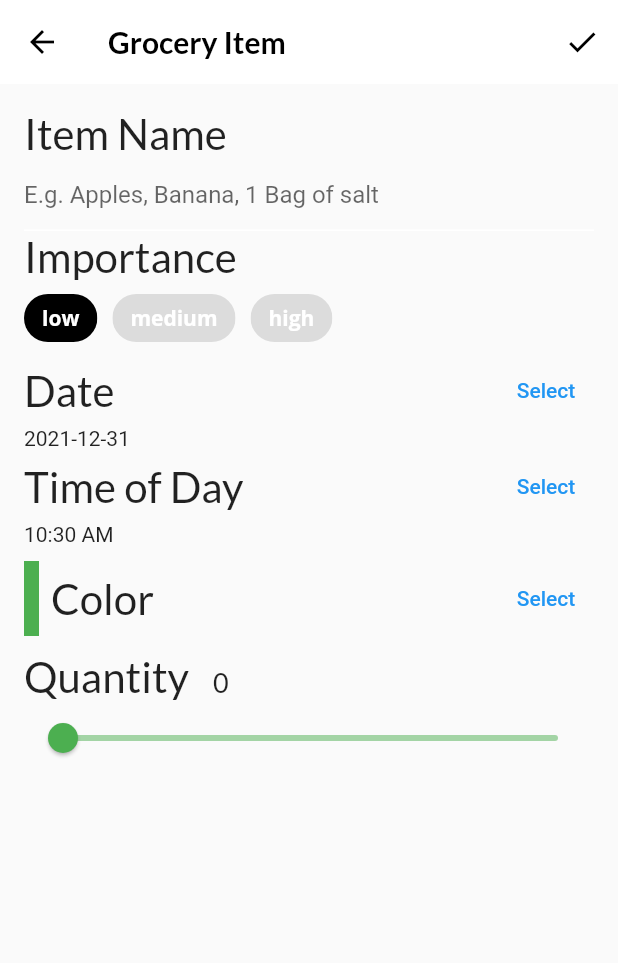
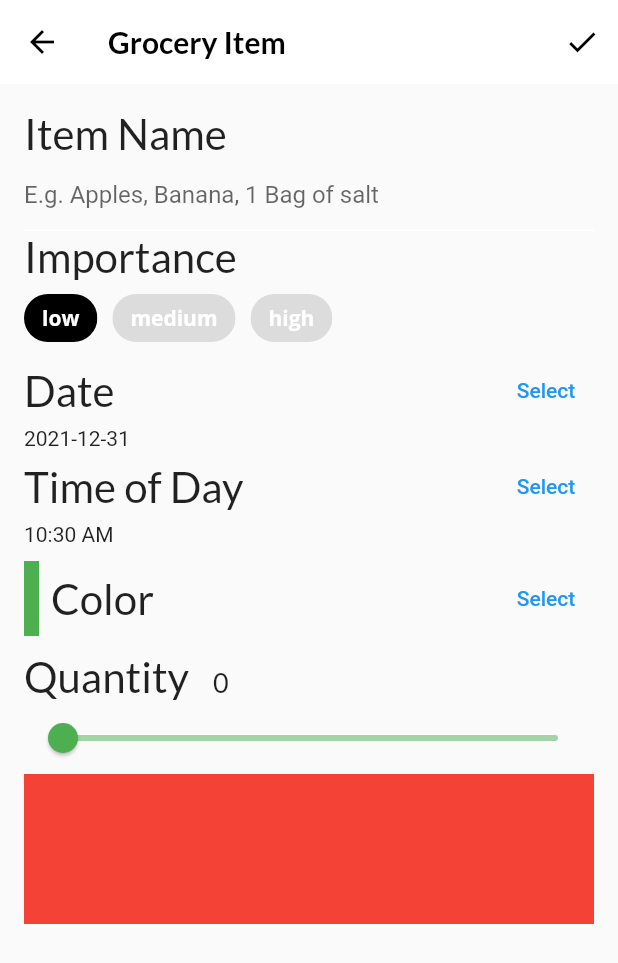
Before and after one commit to Thae00/fooderlich, a Flutter app: the screen it shows after launch, item 3 of the bottom bar chosen, after a tap on the "add" icon, on a phone screen of 412 x 824 dp. Shown: the top 963 px of the screen. Run offline on Flutter 3.47's test engine with Material 2 defaults, Android fonts, the phone set to English and light mode, and no system bars; our stand-ins replace flutter_colorpicker, google_fonts.

Commit message:
creating grocery title

```diff
--- a/lib/components/components.dart
+++ b/lib/components/components.dart
@@ -8,3 +8,4 @@
 export 'friend_post_list_view.dart';
 export 'recipe_thumbnail.dart';
 export 'recipes_grid_view.dart';
+export 'grocery_title.dart';
--- /dev/null
+++ b/lib/components/grocery_title.dart
@@ -0,0 +1,26 @@
+import 'package:flutter/material.dart';
+import 'package:fooderlich/models/grocery_item.dart';
+
+class GroceryTitle extends StatelessWidget {
+  final GroceryItem item;
+  final Function(bool?)? onComplete;
+  final TextDecoration textDecoration;
+
+  GroceryTitle({
+    required this.item,
+    this.onComplete,
+  }) : textDecoration =
+            item.isComplete ? TextDecoration.lineThrough : TextDecoration.none;
+  @override
+  Widget build(BuildContext context) {
+    // Change this widget
+    return Container(
+      height: 100,
+      // Replace this color
+      color: Colors.red,
+    );
+  }
+  //Add BuildImportance()
+  //Add buildDate()
+  //Add buildCheckbox()
+}
--- a/lib/screens/grocery_item_screen.dart
+++ b/lib/screens/grocery_item_screen.dart
@@ -1,5 +1,6 @@
 import 'package:flutter/material.dart';
 import 'package:flutter_colorpicker/flutter_colorpicker.dart';
+import 'package:fooderlich/components/components.dart';
 import 'package:fooderlich/models/grocery_item.dart';
 import 'package:google_fonts/google_fonts.dart';
 import 'package:intl/intl.dart';
@@ -102,6 +103,22 @@
             ),
             buildQuantityField(),
             //  Add Grocery Tile
+            GroceryTitle(
+              item: GroceryItem(
+                id: 'previewMode',
+                name: _name,
+                importance: _importance,
+                color: _currentColor,
+                quantity: _currentSliderValue,
+                date: DateTime(
+                  _dueDate.year,
+                  _dueDate.month,
+                  _dueDate.day,
+                  _timeOfDay.hour,
+                  _timeOfDay.minute,
+                ),
+              ),
+            ),
           ],
         ),
       ),
```
